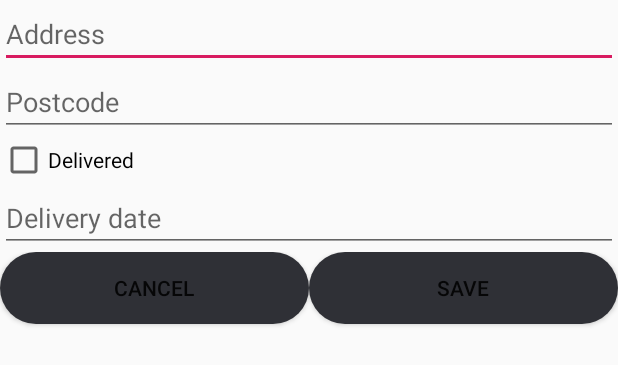
After one commit to dangervoid12/RoadRunnerDriverrr, an Android app: the layout layout_edit_dialog.xml on its own in the app's theme, with its tools: preview values and no code run, on a phone screen of 412 x 824 dp. The commit adds this screen. Shown: the top 365 px of the screen. Run offline under Robolectric (Android 15) with nearby library versions, the phone set to English and light mode, and no system bars; Roboto replaces fonts that are not available here.

Commit message:
modified:   app/src/main/java/com/example/roadrunnerdriverrr/MainActivity.java 	modified:   app/src/main/java/com/example/roadrunnerdriverrr/ui/address/AddressFragment.java 	modified:   app/src/main/java/com/example/roadrunnerdriverrr/ui/settings/SettingsFragment.java 	new file:   app/src/main/res/layout/layout_edit_dialog.xml

```diff
--- a/app/src/main/java/com/example/roadrunnerdriverrr/ui/settings/SettingsFragment.java
+++ b/app/src/main/java/com/example/roadrunnerdriverrr/ui/settings/SettingsFragment.java
@@ -62,6 +62,7 @@ public class SettingsFragment extends Fragment {
             }
         });
         tvDeliveryContNumber = root.findViewById(R.id.tvNumber);
+        tvDeliveryContNumber.setText(myDataManager.getDeliveryConfirmationNumber());
         chbAutoGetPostcodeFromLoc = root.findViewById(R.id.chbAutoGetPostcodeFromLoc);
         chbAutoGetPostcodeFromLoc.setChecked(myDataManager.getAutoGetPostcodeFromLoc());
         chbAutoGetPostcodeFromLoc.setOnCheckedChangeListener(new CompoundButton.OnCheckedChangeListener() {
@@ -117,6 +118,7 @@ public class SettingsFragment extends Fragment {
         editor.putBoolean("stickyEdges", myDataManager.getStickyEdges());
         editor.putBoolean("autoGetPostcodeFromLoc", myDataManager.getAutoGetPostcodeFromLoc());
         editor.putBoolean("blackTheme", myDataManager.getBlackTheme());
+        editor.putString("deliveryContNumber", myDataManager.getDeliveryConfirmationNumber());
         editor.apply();
         Toast.makeText(getContext(),"Settings saved",Toast.LENGTH_SHORT);
     }
--- /dev/null
+++ b/app/src/main/res/layout/layout_edit_dialog.xml
@@ -0,0 +1,57 @@
+<?xml version="1.0" encoding="utf-8"?>
+<LinearLayout xmlns:android="http://schemas.android.com/apk/res/android"
+    android:orientation="vertical" android:layout_width="match_parent"
+    android:layout_height="match_parent">
+
+    <EditText
+        android:id="@+id/etAddressEdit"
+        android:layout_width="match_parent"
+        android:layout_height="wrap_content"
+        android:ems="10"
+        android:hint="@string/title_address"
+        android:inputType="textPersonName" />
+
+    <EditText
+        android:id="@+id/etPostcodeEdit"
+        android:layout_width="match_parent"
+        android:layout_height="wrap_content"
+        android:ems="10"
+        android:hint="Postcode"
+        android:inputType="textPersonName" />
+
+    <CheckBox
+        android:id="@+id/chbIsDelivered"
+        android:layout_width="match_parent"
+        android:layout_height="wrap_content"
+        android:text="Delivered" />
+
+    <EditText
+        android:id="@+id/etDeliveryDate"
+        android:layout_width="match_parent"
+        android:layout_height="wrap_content"
+        android:ems="10"
+        android:hint="Delivery date "
+        android:inputType="textPersonName" />
+
+    <LinearLayout
+        android:layout_width="match_parent"
+        android:layout_height="match_parent"
+        android:orientation="horizontal">
+
+        <Button
+            android:id="@+id/bCancelEdit"
+            android:layout_width="wrap_content"
+            android:layout_height="wrap_content"
+            android:layout_weight="1"
+            android:background="@android:drawable/toast_frame"
+            android:text="@android:string/cancel" />
+
+        <Button
+            android:id="@+id/bSaveEdit"
+            android:layout_width="wrap_content"
+            android:layout_height="wrap_content"
+            android:layout_weight="1"
+            android:background="@android:drawable/toast_frame"
+            android:text="Save" />
+    </LinearLayout>
+</LinearLayout>
```
Also changed, not shown: app/src/main/java/com/example/roadrunnerdriverrr/MainActivity.java (+52 -64 lines), app/src/main/java/com/example/roadrunnerdriverrr/ui/address/AddressFragment.java (+66 -0 lines).
